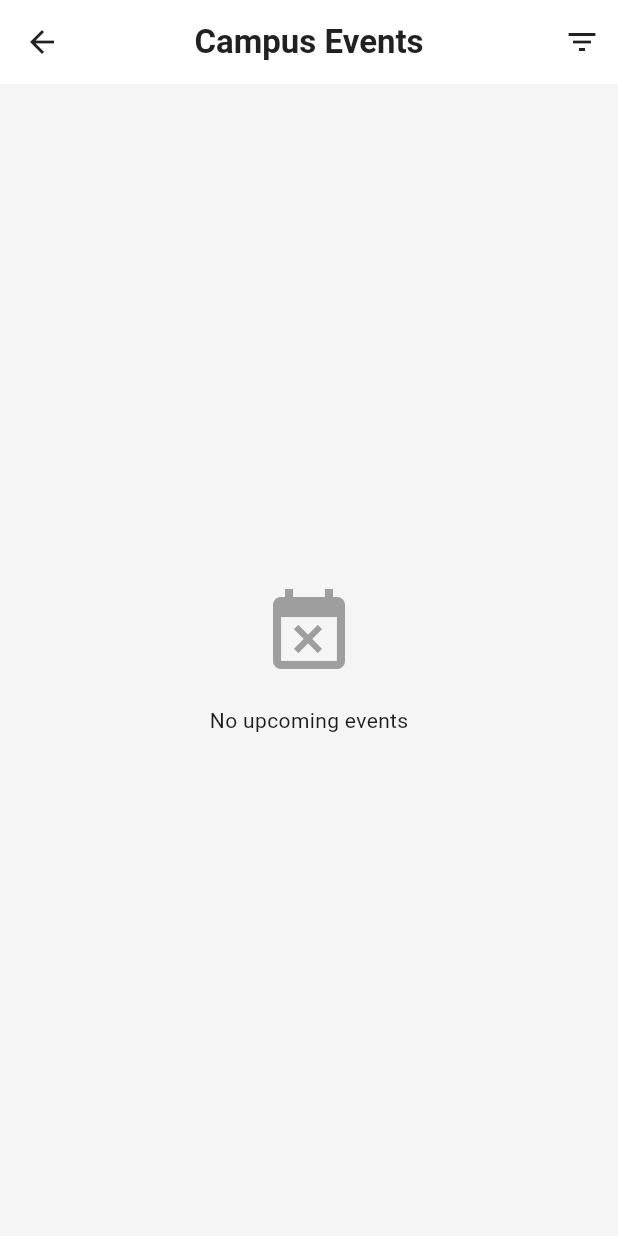
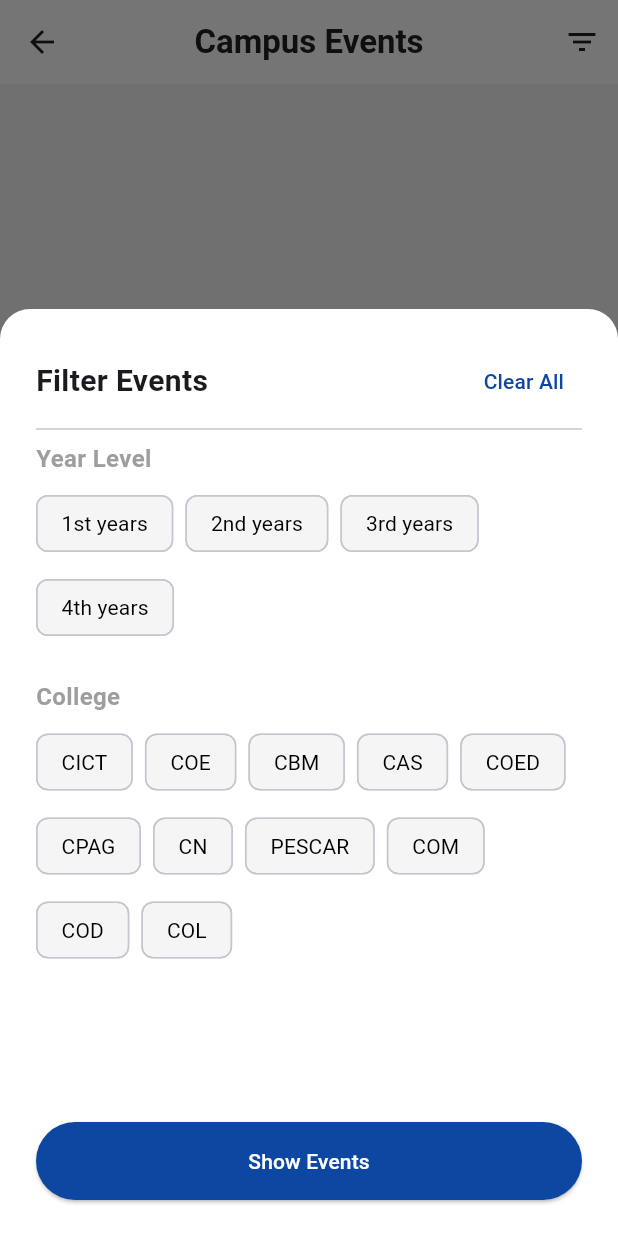
Before and after one commit to Ethanolbicarbonate/westigov2, a Flutter app: the EventsScreen screen opened directly, after a tap on the "filter list" icon, on a phone screen of 412 x 824 dp. Run offline on Flutter 3.47's test engine with Material 3 defaults, Android fonts, the phone set to English and light mode, and no system bars; our stand-ins replace flutter_map, flutter_riverpod, latlong2, supabase_flutter; missing offline and left inert: string_similarity; accounts and stored records are empty; network calls fail.

Commit message:
Add event filtering and detail view features
Introduces event filtering via year and college using Riverpod state management, including a filter sheet UI. Adds an event detail screen with improved date formatting and integrates navigation from the event list. Enhances empty/error states and refines date display logic for better user experience.

```diff
--- /dev/null
+++ b/lib/providers/event_filter_provider.dart
@@ -0,0 +1,53 @@
+import 'package:flutter_riverpod/flutter_riverpod.dart';
+
+class EventFilterState {
+  final List<String> selectedYears;
+  final List<String> selectedColleges;
+
+  EventFilterState({
+    this.selectedYears = const [],
+    this.selectedColleges = const [],
+  });
+
+  EventFilterState copyWith({
+    List<String>? selectedYears,
+    List<String>? selectedColleges,
+  }) {
+    return EventFilterState(
+      selectedYears: selectedYears ?? this.selectedYears,
+      selectedColleges: selectedColleges ?? this.selectedColleges,
+    );
+  }
+
+  bool get hasFilters => selectedYears.isNotEmpty || selectedColleges.isNotEmpty;
+}
+
+class EventFilterNotifier extends StateNotifier<EventFilterState> {
+  EventFilterNotifier() : super(EventFilterState());
+
+  void toggleYear(String year) {
+    final current = state.selectedYears;
+    if (current.contains(year)) {
+      state = state.copyWith(selectedYears: current.where((y) => y != year).toList());
+    } else {
+      state = state.copyWith(selectedYears: [...current, year]);
+    }
+  }
+
+  void toggleCollege(String college) {
+    final current = state.selectedColleges;
+    if (current.contains(college)) {
+      state = state.copyWith(selectedColleges: current.where((c) => c != college).toList());
+    } else {
+      state = state.copyWith(selectedColleges: [...current, college]);
+    }
+  }
+
+  void clearAll() {
+    state = EventFilterState();
+  }
+}
+
+final eventFilterProvider = StateNotifierProvider<EventFilterNotifier, EventFilterState>((ref) {
+  return EventFilterNotifier();
+});
--- a/lib/screens/events/events_screen.dart
+++ b/lib/screens/events/events_screen.dart
@@ -3,6 +3,9 @@ import 'package:flutter_riverpod/flutter_riverpod.dart';
 import 'package:westigov2/providers/event_provider.dart';
 import 'package:westigov2/utils/constants.dart';
 import 'package:westigov2/widgets/event_card.dart';
+import 'package:westigov2/screens/events/event_detail_screen.dart';
+import 'package:westigov2/widgets/event_filter_sheet.dart';
+import 'package:westigov2/providers/event_filter_provider.dart';
 
 class EventsScreen extends ConsumerStatefulWidget {
   const EventsScreen({super.key});
@@ -29,38 +32,76 @@ class _EventsScreenState extends ConsumerState<EventsScreen> {
         actions: [
           // Filter Button
           IconButton(
-            icon: const Icon(Icons.filter_list),
+            icon: Stack(
+              alignment: Alignment.center,
+              children: [
+                const Icon(Icons.filter_list),
+                // Optional Badge if filters active
+                Consumer(builder: (context, ref, _) {
+                  final hasFilters = ref.watch(eventFilterProvider).hasFilters;
+                  if (!hasFilters) return const SizedBox.shrink();
+                  return Positioned(
+                    top: 0,
+                    right: 0,
+                    child: Container(
+                      width: 8,
+                      height: 8,
+                      decoration: const BoxDecoration(
+                        color: Colors.red,
+                        shape: BoxShape.circle,
+                      ),
+                    ),
+                  );
+                }),
+              ],
+            ),
             onPressed: () {
-              // TODO: Open Filter Sheet
-              print('Filter tapped');
+              showModalBottomSheet(
+                context: context,
+                isScrollControlled: true,
+                backgroundColor: Colors.transparent,
+                builder: (context) => const EventFilterSheet(),
+              );
             },
           ),
         ],
       ),
       body: eventsAsync.when(
         data: (events) {
-          // Debug Print
-          if (events.isNotEmpty) {
-            print('✅ Loaded ${events.length} events');
-            for (var e in events) {
-              print(' - ${e.name} (${e.scopes})');
-            }
-          }
-
           if (events.isEmpty) {
-            return const Center(
+            return Center(
               child: Column(
                 mainAxisAlignment: MainAxisAlignment.center,
                 children: [
-                  Icon(Icons.event_busy, size: 64, color: Colors.grey),
-                  SizedBox(height: 16),
-                  Text('No upcoming events'),
+                  Container(
+                    padding: const EdgeInsets.all(24),
+                    decoration: BoxDecoration(
+                      color: AppColors.primary.withOpacity(0.1),
+                      shape: BoxShape.circle,
+                    ),
+                    child: const Icon(Icons.event_busy,
+                        size: 64, color: AppColors.primary),
+                  ),
+                  const SizedBox(height: 24),
+                  const Text(
+                    'No upcoming events',
+                    style: TextStyle(fontSize: 18, fontWeight: FontWeight.bold),
+                  ),
+                  const SizedBox(height: 8),
+                  const Text(
+                    'Check back later for campus updates',
+                    style: TextStyle(color: Colors.grey),
+                  ),
+                  const SizedBox(height: 24),
+                  OutlinedButton(
+                    onPressed: () => ref.refresh(eventsProvider),
+                    child: const Text('Refresh'),
+                  ),
                 ],
               ),
             );
           }
 
-          // Placeholder List
           return RefreshIndicator(
             onRefresh: () => ref.refresh(eventsProvider.future),
             child: ListView.separated(
@@ -69,21 +110,48 @@ class _EventsScreenState extends ConsumerState<EventsScreen> {
               separatorBuilder: (_, __) => const SizedBox(height: 16),
               itemBuilder: (context, index) {
                 final event = events[index];
-                // Temporary Placeholder Card
                 return EventCard(
                   event: event,
                   onTap: () {
-                    // TODO: Navigate to Detail
-                    print('Tapped ${event.name}');
+                    Navigator.push(
+                      context,
+                      MaterialPageRoute(
+                        builder: (context) => EventDetailScreen(event: event),
+                      ),
+                    );
                   },
                 );
               },
             ),
           );
         },
-        loading: () => const Center(child: CircularProgressIndicator()),
+        loading: () => const Center(
+          child: CircularProgressIndicator(),
+        ),
         error: (err, stack) => Center(
-          child: Text('Error loading events: $err'),
+          child: Column(
+            mainAxisAlignment: MainAxisAlignment.center,
+            children: [
+              const Icon(Icons.error_outline, size: 48, color: Colors.red),
+              const SizedBox(height: 16),
+              Text(
+                'Something went wrong',
+                style: Theme.of(context).textTheme.titleMedium,
+              ),
+              const SizedBox(height: 8),
+              Text(
+                err.toString().contains('SocketException')
+                    ? 'Check your internet connection'
+                    : 'Failed to load events',
+                style: const TextStyle(color: Colors.grey),
+              ),
+              const SizedBox(height: 24),
+              ElevatedButton(
+                onPressed: () => ref.refresh(eventsProvider),
+                child: const Text('Try Again'),
+              ),
+            ],
+          ),
         ),
       ),
     );
--- /dev/null
+++ b/lib/widgets/event_filter_sheet.dart
@@ -0,0 +1,125 @@
+import 'package:flutter/material.dart';
+import 'package:flutter_riverpod/flutter_riverpod.dart';
+import 'package:westigov2/providers/event_filter_provider.dart';
+import 'package:westigov2/utils/constants.dart';
+
+class EventFilterSheet extends ConsumerWidget {
+  const EventFilterSheet({super.key});
+
+  final List<String> _years = const ['1st years', '2nd years', '3rd years', '4th years'];
+  final List<String> _colleges = const [
+    'CICT', 'COE', 'CBM', 'CAS', 'COED', 'CPAG', 'CN', 'PESCAR', 'COM', 'COD', 'COL'
+  ];
+
+  @override
+  Widget build(BuildContext context, WidgetRef ref) {
+    final filterState = ref.watch(eventFilterProvider);
+    final notifier = ref.read(eventFilterProvider.notifier);
+
+    return Container(
+      height: MediaQuery.of(context).size.height * 0.75, // 75% height
+      padding: const EdgeInsets.all(AppSizes.paddingL),
+      decoration: const BoxDecoration(
+        color: Colors.white,
+        borderRadius: BorderRadius.vertical(top: Radius.circular(20)),
+      ),
+      child: Column(
+        crossAxisAlignment: CrossAxisAlignment.stretch,
+        children: [
+          // Header
+          Row(
+            mainAxisAlignment: MainAxisAlignment.spaceBetween,
+            children: [
+              const Text(
+                'Filter Events',
+                style: TextStyle(fontSize: 20, fontWeight: FontWeight.bold),
+              ),
+              TextButton(
+                onPressed: () => notifier.clearAll(),
+                child: const Text('Clear All'),
+              ),
+            ],
+          ),
+          const Divider(),
+
+          Expanded(
+            child: SingleChildScrollView(
+              child: Column(
+                crossAxisAlignment: CrossAxisAlignment.start,
+                children: [
+                  // Year Level Section
+                  const Text(
+                    'Year Level',
+                    style: TextStyle(fontSize: 16, fontWeight: FontWeight.bold, color: Colors.grey),
+                  ),
+                  const SizedBox(height: 8),
+                  Wrap(
+                    spacing: 8,
+                    runSpacing: 8,
+                    children: _years.map((year) {
+                      final isSelected = filterState.selectedYears.contains(year);
+                      return FilterChip(
+                        label: Text(year),
+                        selected: isSelected,
+                        onSelected: (_) => notifier.toggleYear(year),
+                        selectedColor: AppColors.primary.withOpacity(0.2),
+                        checkmarkColor: AppColors.primary,
+                        labelStyle: TextStyle(
+                          color: isSelected ? AppColors.primary : Colors.black,
+                          fontWeight: isSelected ? FontWeight.bold : FontWeight.normal,
+                        ),
+                      );
+                    }).toList(),
+                  ),
+
+                  const SizedBox(height: 24),
+
+                  // College Section
+                  const Text(
+                    'College',
+                    style: TextStyle(fontSize: 16, fontWeight: FontWeight.bold, color: Colors.grey),
+                  ),
+                  const SizedBox(height: 8),
+                  Wrap(
+                    spacing: 8,
+                    runSpacing: 8,
+                    children: _colleges.map((college) {
+                      final isSelected = filterState.selectedColleges.contains(college);
+                      return FilterChip(
+                        label: Text(college),
+                        selected: isSelected,
+                        onSelected: (_) => notifier.toggleCollege(college),
+                        selectedColor: Colors.green.withOpacity(0.2),
+                        checkmarkColor: Colors.green,
+                        labelStyle: TextStyle(
+                          color: isSelected ? Colors.green : Colors.black,
+                          fontWeight: isSelected ? FontWeight.bold : FontWeight.normal,
+                        ),
+                      );
+                    }).toList(),
+                  ),
+                ],
+              ),
+            ),
+          ),
+
+          const SizedBox(height: 16),
+
+          // Apply Button
+          ElevatedButton(
+            onPressed: () {
+              Navigator.pop(context); // Close sheet
+              // Logic is reactive, so UI updates automatically
+            },
+            style: ElevatedButton.styleFrom(
+              backgroundColor: AppColors.primary,
+              foregroundColor: Colors.white,
+              padding: const EdgeInsets.symmetric(vertical: 16),
+            ),
+            child: const Text('Show Events'),
+          ),
+        ],
+      ),
+    );
+  }
+}
```
Also changed, not shown: lib/screens/events/event_detail_screen.dart (added, +160 -0 lines), lib/utils/helpers.dart (+15 -1 lines).
